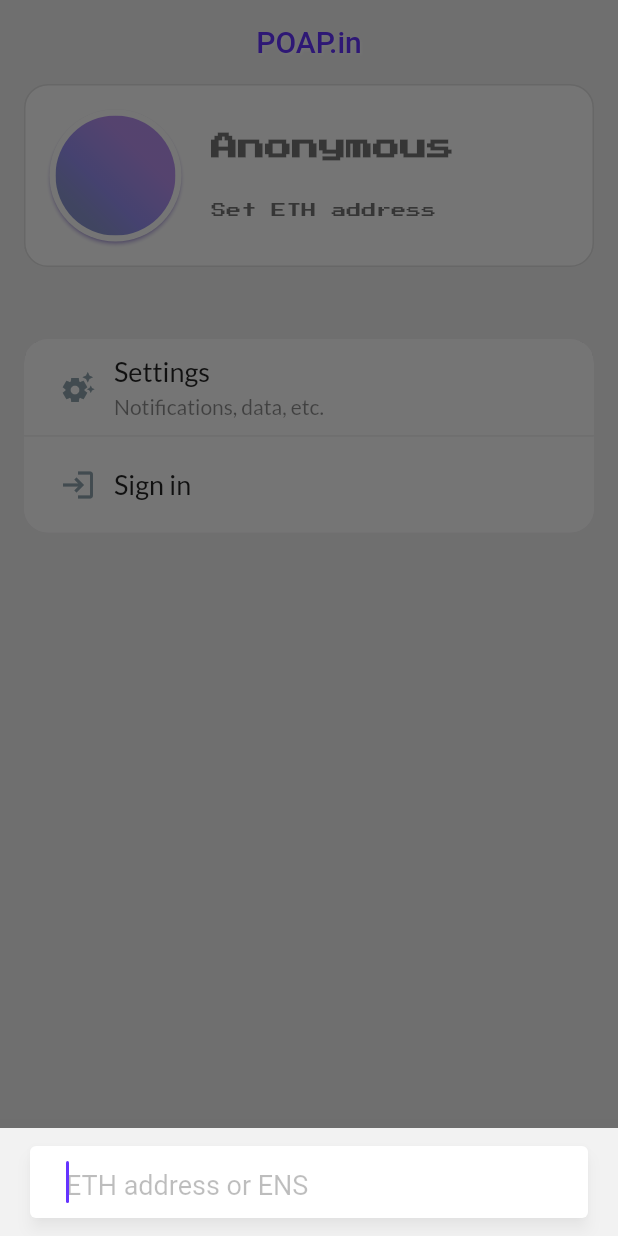
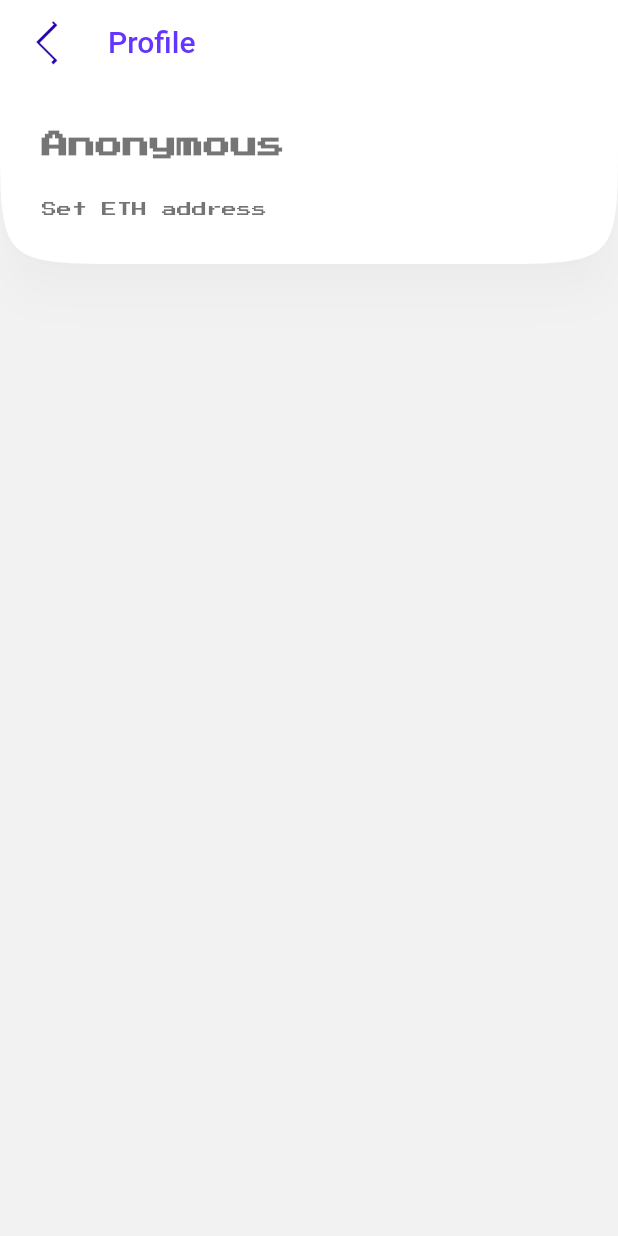
Before and after one commit to glorylab/POAPin, a Flutter app: the screen it shows after launch, item 3 of the bottom bar chosen, after a tap on "Anonymous", on a phone screen of 412 x 824 dp. Run offline on Flutter 3.47's test engine with Material 2 defaults, Android fonts, the phone set to English and light mode, and no system bars; our stand-ins replace dio, extended_image, firebase_analytics, firebase_auth, firebase_core, firebase_messaging and 22 more; missing offline and left inert: dash_painter, ens_dart, gradient_ui_widgets, we_slide, web3dart; accounts and stored records are empty; generated files the repository leaves out were written again; statements that could not run were skipped.

Commit message:
🏗️ Add Profile page
Place the address change feature on the Profile page.

This is part of #5.

```diff
--- a/lib/common/routes/pages.dart
+++ b/lib/common/routes/pages.dart
@@ -14,6 +14,8 @@ import 'package:poapin/ui/pages/home/page.dart';
 import 'package:poapin/ui/pages/me/binding.dart';
 import 'package:poapin/ui/pages/me/page.dart';
 import 'package:poapin/ui/pages/not_found/page.dart';
+import 'package:poapin/ui/pages/profile/binding.dart';
+import 'package:poapin/ui/pages/profile/page.dart';
 import 'package:poapin/ui/pages/setting/binding.dart';
 import 'package:poapin/ui/pages/setting/page.dart';
 import 'package:poapin/ui/pages/square/binding.dart';
@@ -82,6 +84,11 @@ class AppPages {
       binding: SettingBinding(),
     ),
     GetPage(
+      name: AppRoutes.profile,
+      page: () => const ProfilePage(),
+      binding: ProfileBinding(),
+    ),
+    GetPage(
       name: AppRoutes.tags,
       page: () => const TagsPage(),
       binding: TagsBinding(),
--- a/lib/common/routes/routes.dart
+++ b/lib/common/routes/routes.dart
@@ -8,6 +8,7 @@ abstract class AppRoutes {
   static const me = '/me';
   static const tags = '/tags';
   static const setting = '/setting';
+  static const profile = '/profile';
   static const scanAddress = '/scan/:address';
   static const detail = '/poap/:id';
   static const eventDetail = '/event/:id';
--- a/lib/ui/pages/me/page.dart
+++ b/lib/ui/pages/me/page.dart
@@ -237,18 +237,21 @@ class ProfileCard extends StatelessWidget {
   @override
   Widget build(BuildContext context) {
     return Container(
-      decoration: BoxDecoration(
-        color: Colors.white,
-        borderRadius: const BorderRadius.all(
-          Radius.circular(16),
+      margin: EdgeInsets.symmetric(horizontal: horizontalPadding),
+      child: Material(
+        color: const Color(0xFFF3F3F3),
+        shadowColor: Colors.black26,
+        elevation: 12,
+        shape: const ContinuousRectangleBorder(
+          borderRadius: BorderRadius.all(
+            Radius.circular(24),
           ),
-        border: Border.all(color: Colors.black12, width: 1),
         ),
-      margin: EdgeInsets.symmetric(horizontal: horizontalPadding),
+        child: Container(
           padding: const EdgeInsets.symmetric(vertical: 16),
           child: Row(
             children: [
-          const SizedBox(width: 16),
+              const SizedBox(width: 8),
               Stack(
                 children: [
                   const POAPinAvatar(),
@@ -264,40 +267,54 @@ class ProfileCard extends StatelessWidget {
                 return Expanded(
                   child: RawMaterialButton(
                     onPressed: () {
-                  InputHelper.showBottomInput(context, 'ETH address or ENS',
-                      c.addressController, c.onSubmit);
+                      // InputHelper.showBottomInput(context, 'ETH address or ENS',
+                      //     c.addressController, c.onSubmit);
+                      Get.toNamed('/profile');
                     },
-                shape: const RoundedRectangleBorder(
+                    fillColor: Colors.white,
+                    elevation: 0,
+                    focusElevation: 0,
+                    hoverElevation: 0,
+                    highlightElevation: 0,
+                    shape: const ContinuousRectangleBorder(
                       borderRadius: BorderRadius.all(
-                    Radius.circular(8),
+                        Radius.circular(36),
                       ),
                     ),
                     child: GetBuilder<MeController>(
                       builder: (c) => Container(
                         height: 88,
                         alignment: Alignment.centerLeft,
-                    padding:
-                        const EdgeInsets.symmetric(vertical: 8, horizontal: 12),
+                        padding: const EdgeInsets.symmetric(
+                            vertical: 8, horizontal: 12),
                         child: GetBuilder<UserController>(
-                      builder: (uc) => Column(
+                          builder: (uc) => Row(
+                            children: [
+                              Expanded(
+                                child: Column(
                                   crossAxisAlignment: CrossAxisAlignment.start,
-                        mainAxisAlignment: MainAxisAlignment.spaceEvenly,
+                                  mainAxisAlignment:
+                                      MainAxisAlignment.spaceEvenly,
                                   children: [
                                     FittedBox(
                                       alignment: Alignment.centerLeft,
                                       fit: BoxFit.scaleDown,
                                       child: Text(
-                              c.ensAddress == '' ? 'Anonymous' : c.ensAddress,
+                                        c.ensAddress == ''
+                                            ? 'Anonymous'
+                                            : c.ensAddress,
                                         maxLines: 1,
                                         style: GoogleFonts.pressStart2p(
-                                color: (uc.isSignedIn && uc.user.eth.isNotEmpty)
+                                          color: (uc.isSignedIn &&
+                                                  uc.user.eth.isNotEmpty)
                                               ? const Color(0x886534FF)
                                               : Colors.black54,
                                           fontSize: 18,
                                           fontWeight: FontWeight.bold,
                                           shadows: [
                                             Shadow(
-                                      color: Colors.white.withOpacity(0.9),
+                                                color: Colors.white
+                                                    .withOpacity(0.9),
                                                 offset: const Offset(2, 1),
                                                 blurRadius: 0),
                                           ],
@@ -313,7 +330,8 @@ class ProfileCard extends StatelessWidget {
                                       softWrap: false,
                                       overflow: TextOverflow.fade,
                                       style: GoogleFonts.pressStart2p(
-                              color: (uc.isSignedIn && uc.user.eth.isNotEmpty)
+                                        color: (uc.isSignedIn &&
+                                                uc.user.eth.isNotEmpty)
                                             ? const Color(0x886534FF)
                                             : Colors.black54,
                                         fontSize: 10,
@@ -323,13 +341,19 @@ class ProfileCard extends StatelessWidget {
                                   ],
                                 ),
                               ),
+                              const ForwardIcon(),
+                            ],
+                          ),
+                        ),
                       ),
                     ),
                   ),
                 );
               }),
-          const SizedBox(width: 16),
+              const SizedBox(width: 8),
             ],
+          ),
+        ),
       ),
     );
   }
--- /dev/null
+++ b/lib/ui/pages/profile/binding.dart
@@ -0,0 +1,9 @@
+import 'package:get/get.dart';
+import 'package:poapin/ui/pages/profile/controller.dart';
+
+class ProfileBinding implements Bindings {
+  @override
+  void dependencies() {
+    Get.lazyPut(() => ProfileController());
+  }
+}
--- /dev/null
+++ b/lib/ui/pages/profile/controller.dart
@@ -0,0 +1,64 @@
+import 'package:firebase_auth/firebase_auth.dart';
+import 'package:flutter/material.dart';
+import 'package:get/get.dart';
+import 'package:poapin/ui/controller.base.dart';
+import 'package:poapin/ui/pages/home/controller.dart';
+import 'package:poapin/ui/pages/me/controller.dart';
+import 'package:poapin/util/verification.dart';
+
+class ProfileController extends BaseController {
+  final addressController = TextEditingController();
+  final address = ''.obs;
+  @override
+  void onInit() {
+    super.onInit();
+    _init();
+  }
+
+  @override
+  String screenName() {
+    return 'Profile';
+  }
+
+  Future<void> _init() async {}
+
+  String getSimpleAddress(String address) {
+    if (address.length > 18) {
+      return address.substring(0, 10) +
+          '...' +
+          address.substring(address.length - 4);
+    }
+    return address;
+  }
+
+  void onSubmit() async {
+    Get.back();
+    if (addressController.text.isNotEmpty &&
+            VerificationHelper.isETH(addressController.text.trim()) ||
+        VerificationHelper.isENS(addressController.text.trim())) {
+      String _address = addressController.text.trim().toLowerCase();
+
+      if (_address != ethAddress && _address != ensAddress) {
+        await FirebaseAuth.instance.signOut();
+        update();
+      }
+      await saveAccount(_address);
+      addressController.clear();
+
+      getAccount();
+      Get.find<HomeController>().onInit();
+      Get.find<MeController>().onInit();
+    } else {
+      Get.snackbar('Error', 'Invalid address',
+          snackPosition: SnackPosition.BOTTOM,
+          backgroundColor: Colors.red.shade300,
+          animationDuration: const Duration(milliseconds: 200),
+          duration: const Duration(seconds: 1),
+          colorText: Colors.white,
+          borderRadius: 8,
+          margin: const EdgeInsets.all(8),
+          overlayBlur: 8,
+          snackStyle: SnackStyle.FLOATING);
+    }
+  }
+}
--- /dev/null
+++ b/lib/ui/pages/profile/page.dart
@@ -0,0 +1,156 @@
+import 'package:flutter/material.dart';
+import 'package:get/get.dart';
+import 'package:google_fonts/google_fonts.dart';
+import 'package:poapin/controllers/controller.user.dart';
+import 'package:poapin/ui/components/buttons/back.dart';
+import 'package:poapin/ui/components/buttons/go_home.dart';
+import 'package:poapin/ui/page.base.dart';
+import 'package:poapin/ui/pages/profile/controller.dart';
+import 'package:poapin/util/show_input.dart';
+
+class ProfilePage extends BasePage<ProfileController> {
+  const ProfilePage({Key? key}) : super(key: key);
+
+  @override
+  Widget getLead() {
+    return Container();
+  }
+
+  @override
+  Widget getPage(BuildContext context) {
+    return Scaffold(
+      appBar: AppBar(
+        leading: Get.previousRoute == ''
+            ? const GoHomeButton()
+            : const GoBackButton(),
+        elevation: 0,
+        title: Text(
+          'Profile',
+          overflow: TextOverflow.fade,
+          style: GoogleFonts.carterOne(
+            color: const Color(0xFF6534FF),
+            shadows: [
+              Shadow(
+                  color: Colors.white.withOpacity(0.8),
+                  offset: const Offset(1, 1),
+                  blurRadius: 2),
+            ],
+          ),
+        ),
+      ),
+      body: ListView(children: [ProfileCard()]),
+    );
+  }
+}
+
+class ProfileCard extends StatelessWidget {
+  const ProfileCard({
+    Key? key,
+  }) : super(key: key);
+  @override
+  Widget build(BuildContext context) {
+    return Container(
+      child: Material(
+        color: Colors.white,
+        shadowColor: Colors.black12,
+        elevation: 12,
+        shape: const ContinuousRectangleBorder(
+          borderRadius: BorderRadius.vertical(
+              top: Radius.zero, bottom: Radius.circular(88)),
+        ),
+        child: Container(
+          padding: const EdgeInsets.symmetric(vertical: 16),
+          child: Row(
+            children: [
+              const SizedBox(width: 16),
+              GetBuilder<ProfileController>(builder: (c) {
+                return Expanded(
+                  child: RawMaterialButton(
+                    onPressed: () {
+                      InputHelper.showBottomInput(context, 'ETH address or ENS',
+                          c.addressController, c.onSubmit);
+                    },
+                    fillColor: Colors.white,
+                    elevation: 0,
+                    focusElevation: 0,
+                    hoverElevation: 0,
+                    highlightElevation: 0,
+                    shape: const ContinuousRectangleBorder(
+                      borderRadius: BorderRadius.all(
+                        Radius.circular(36),
+                      ),
+                    ),
+                    child: Container(
+                      height: 88,
+                      alignment: Alignment.centerLeft,
+                      padding: const EdgeInsets.symmetric(
+                          vertical: 8, horizontal: 12),
+                      child: GetBuilder<UserController>(
+                        builder: (uc) => Row(
+                          children: [
+                            Expanded(
+                              child: Column(
+                                crossAxisAlignment: CrossAxisAlignment.start,
+                                mainAxisAlignment:
+                                    MainAxisAlignment.spaceEvenly,
+                                children: [
+                                  FittedBox(
+                                    alignment: Alignment.centerLeft,
+                                    fit: BoxFit.scaleDown,
+                                    child: Text(
+                                      c.ensAddress == ''
+                                          ? 'Anonymous'
+                                          : c.ensAddress,
+                                      maxLines: 1,
+                                      style: GoogleFonts.pressStart2p(
+                                        color: (uc.isSignedIn &&
+                                                uc.user.eth.isNotEmpty)
+                                            ? const Color(0x886534FF)
+                                            : Colors.black54,
+                                        fontSize: 18,
+                                        fontWeight: FontWeight.bold,
+                                        shadows: [
+                                          Shadow(
+                                              color:
+                                                  Colors.white.withOpacity(0.9),
+                                              offset: const Offset(2, 1),
+                                              blurRadius: 0),
+                                        ],
+                                      ),
+                                    ),
+                                  ),
+                                  const SizedBox(height: 14),
+                                  Text(
+                                    c.ethAddress == ''
+                                        ? 'Set ETH address'
+                                        : c.getSimpleAddress(c.ethAddress),
+                                    maxLines: 1,
+                                    softWrap: false,
+                                    overflow: TextOverflow.fade,
+                                    style: GoogleFonts.pressStart2p(
+                                      color: (uc.isSignedIn &&
+                                              uc.user.eth.isNotEmpty)
+                                          ? const Color(0x886534FF)
+                                          : Colors.black54,
+                                      fontSize: 10,
+                                      fontWeight: FontWeight.normal,
+                                    ),
+                                  ),
+                                ],
+                              ),
+                            ),
+                          ],
+                        ),
+                      ),
+                    ),
+                  ),
+                );
+              }),
+              const SizedBox(width: 16),
+            ],
+          ),
+        ),
+      ),
+    );
+  }
+}
```
Lines whose indentation alone changed are shown as unchanged.
